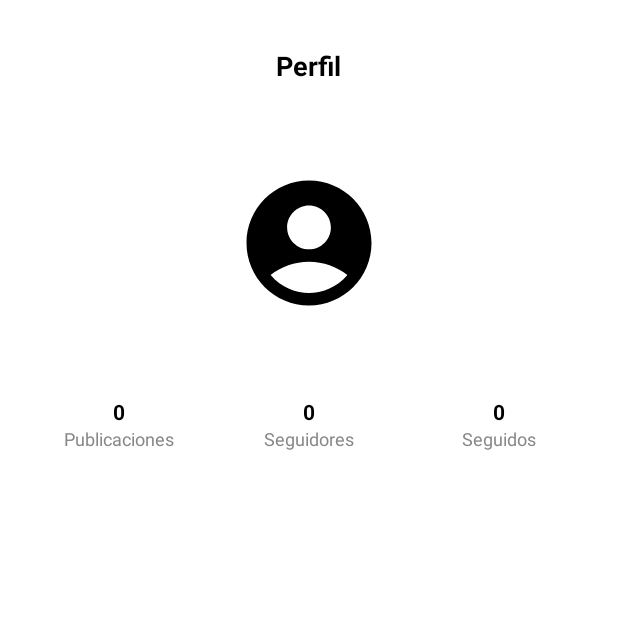
After one commit to GerardDomy/TripShare, an Android app: the ProfileActivity screen opened directly, with no data from a screen before it, on a phone screen of 412 x 824 dp, the top half of it. The commit adds this screen. Run offline under Robolectric (Android 15) with nearby library versions, the phone set to English and light mode, and no system bars; our stand-ins replace CircleImageView, Firebase (no records; nobody signed in at launch, a user with empty details on screens opened directly), Picasso; pictures from the network do not load.

Commit message:
Commit 29-03-25 13:07h (Search Users mig fet)

```diff
--- a/app/src/main/java/com/example/tripshare/Account/PhotoAdapter.kt
+++ b/app/src/main/java/com/example/tripshare/Account/PhotoAdapter.kt
@@ -52,6 +52,12 @@ class PhotosAdapter(private val userUid: String) : RecyclerView.Adapter<PhotosAd
 
     override fun getItemCount(): Int = photosList.size
 
+    fun updatePhotos(newPhotos: List<Photo>) {
+        photosList.clear()
+        photosList.addAll(newPhotos)
+        notifyDataSetChanged()
+    }
+
     inner class PhotoViewHolder(itemView: View) : RecyclerView.ViewHolder(itemView) {
         val imageView: ImageView = itemView.findViewById(R.id.imageViewPhoto)
     }
--- /dev/null
+++ b/app/src/main/java/com/example/tripshare/Search/ProfileActivity.kt
@@ -0,0 +1,120 @@
+package com.example.tripshare.Search
+
+import android.os.Bundle
+import android.util.Log
+import android.widget.ImageView
+import android.widget.TextView
+import android.widget.Toast
+import androidx.activity.enableEdgeToEdge
+import androidx.appcompat.app.AppCompatActivity
+import androidx.core.view.ViewCompat
+import androidx.core.view.WindowInsetsCompat
+import androidx.recyclerview.widget.GridLayoutManager
+import androidx.recyclerview.widget.RecyclerView
+import com.example.tripshare.Account.Photo
+import com.example.tripshare.Account.PhotosAdapter
+import com.example.tripshare.R
+import com.google.firebase.auth.FirebaseAuth
+import com.google.firebase.firestore.FirebaseFirestore
+import com.google.firebase.firestore.Query
+import com.squareup.picasso.Picasso
+
+class ProfileActivity : AppCompatActivity() {
+
+    private lateinit var userNameText: TextView
+    private lateinit var profileImageView: ImageView
+    private lateinit var recyclerView: RecyclerView
+    private lateinit var pubNumTextView: TextView
+    private lateinit var adapter: PhotosAdapter
+    private val photosList = mutableListOf<Photo>()
+
+    private val db = FirebaseFirestore.getInstance()
+
+    override fun onCreate(savedInstanceState: Bundle?) {
+        super.onCreate(savedInstanceState)
+        setContentView(R.layout.activity_profile)
+
+        // Inicializar vistas
+        userNameText = findViewById(R.id.username)
+        profileImageView = findViewById(R.id.profile_image)
+        recyclerView = findViewById(R.id.recyclerViewPhotos)
+        pubNumTextView = findViewById(R.id.pubNum)
+
+        // Obtener el nombre del usuario desde el Intent
+        val userName = intent.getStringExtra("USER_NAME") ?: ""
+
+        userNameText.text = userName
+        recyclerView.layoutManager = GridLayoutManager(this, 3)
+        adapter = PhotosAdapter("")
+        recyclerView.adapter = adapter
+
+
+        // Cargar la información del usuario
+        loadUserInfo(userName)
+    }
+
+    private fun loadUserInfo(userName: String) {
+        val formattedUserName = userName.trim().lowercase() // Convertir a minúsculas y quitar espacios extra
+
+        db.collection("users")
+            .whereEqualTo("name", formattedUserName)
+            .limit(1)
+            .get()
+            .addOnSuccessListener { documents ->
+                if (!documents.isEmpty) {
+                    val document = documents.documents[0]
+                    val userUid = document.id
+                    val userImageUri = document.getString("imageUri") ?: ""
+
+                    // Mostrar la imagen de perfil
+                    if (userImageUri.isNotEmpty()) {
+                        Picasso.get()
+                            .load(userImageUri)
+                            .placeholder(R.drawable.ic_fragment_account)
+                            .into(profileImageView)
+                    } else {
+                        profileImageView.setImageResource(R.drawable.ic_fragment_account)
+                    }
+
+                    // Cargar las fotos del usuario
+                    loadUserPhotos(userUid)
+                } else {
+                    Toast.makeText(this, "Usuario no encontrado en Firestore", Toast.LENGTH_SHORT).show()
+                }
+            }
+            .addOnFailureListener {
+                Toast.makeText(this, "Error al obtener datos del usuario", Toast.LENGTH_SHORT).show()
+            }
+    }
+
+
+    private fun loadUserPhotos(userUid: String) {
+        val photosRef = db.collection("users").document(userUid).collection("photos")
+
+        photosRef.orderBy("timestamp", Query.Direction.DESCENDING).get()
+            .addOnSuccessListener { documents ->
+                val photosList = mutableListOf<Photo>()
+
+                for (document in documents) {
+                    val imageUrl = document.getString("imageUrl") ?: continue
+                    val description = document.getString("description") ?: ""
+                    val location = document.getString("location") ?: ""
+
+                    Log.d("FirestoreDebug", "Imagen cargada: $imageUrl")
+
+                    photosList.add(Photo(imageUrl, description, location))
+                }
+
+                adapter.updatePhotos(photosList)  // 🔹 Se actualizan las fotos en el adaptador correctamente
+                updatePhotoCount(photosList.size)
+            }
+            .addOnFailureListener {
+                Toast.makeText(this, "Error al cargar las fotos", Toast.LENGTH_SHORT).show()
+            }
+    }
+
+
+    private fun updatePhotoCount(count: Int) {
+        pubNumTextView.text = count.toString()
+    }
+}
--- a/app/src/main/java/com/example/tripshare/Search/UserAdapter.kt
+++ b/app/src/main/java/com/example/tripshare/Search/UserAdapter.kt
@@ -1,6 +1,7 @@
 package com.example.tripshare.Search
 
 import android.content.Context
+import android.content.Intent
 import android.view.LayoutInflater
 import android.view.View
 import android.view.ViewGroup
@@ -31,6 +32,13 @@ class UserAdapter(
         } else {
             holder.profileImageView.setImageResource(R.drawable.ic_fragment_account)
         }
+
+        holder.itemView.setOnClickListener {
+            val intent = Intent(mContext, ProfileActivity::class.java).apply {
+                putExtra("USER_NAME", user.name)
+            }
+            mContext.startActivity(intent) // Iniciem l'Activity
+        }
     }
 
     override fun getItemCount(): Int {
--- /dev/null
+++ b/app/src/main/res/layout/activity_profile.xml
@@ -0,0 +1,150 @@
+<LinearLayout xmlns:android="http://schemas.android.com/apk/res/android"
+    android:layout_width="match_parent"
+    android:layout_height="match_parent"
+    android:orientation="vertical"
+    android:padding="16dp"
+    android:background="#FFFFFF">
+
+    <!-- Barra superior de navegación -->
+    <RelativeLayout
+        android:layout_width="match_parent"
+        android:layout_height="56dp"
+        android:background="#FFFFFF"
+        android:padding="8dp">
+
+        <TextView
+            android:id="@+id/toolbar_title"
+            android:layout_width="wrap_content"
+            android:layout_height="wrap_content"
+            android:text="Perfil"
+            android:textSize="18sp"
+            android:textStyle="bold"
+            android:textColor="@color/black"
+            android:layout_centerInParent="true" />
+
+    </RelativeLayout>
+
+    <!-- Imagen de perfil y nombre de usuario -->
+    <LinearLayout
+        android:layout_width="match_parent"
+        android:layout_height="wrap_content"
+        android:orientation="vertical"
+        android:gravity="center_horizontal"
+        android:layout_marginTop="40dp">
+
+        <de.hdodenhof.circleimageview.CircleImageView
+            android:id="@+id/profile_image"
+            android:layout_width="100dp"
+            android:layout_height="100dp"
+            android:src="@drawable/ic_fragment_account"
+            android:layout_marginBottom="8dp" />
+
+        <TextView
+            android:id="@+id/username"
+            android:layout_width="wrap_content"
+            android:layout_height="wrap_content"
+            android:text="Nombre de Usuario"
+            android:textSize="18sp"
+            android:textStyle="bold"
+            android:textColor="#000000" />
+    </LinearLayout>
+
+    <!-- Estadísticas (Publicaciones, Seguidores, Seguidos) -->
+    <LinearLayout
+        android:layout_width="match_parent"
+        android:layout_height="wrap_content"
+        android:orientation="horizontal"
+        android:layout_marginTop="20dp"
+        android:gravity="center">
+
+        <LinearLayout
+            android:layout_width="0dp"
+            android:layout_height="wrap_content"
+            android:layout_weight="1"
+            android:orientation="vertical"
+            android:gravity="center">
+
+            <TextView
+                android:id="@+id/pubNum"
+                android:layout_width="wrap_content"
+                android:layout_height="wrap_content"
+                android:text="0"
+                android:textSize="14sp"
+                android:textColor="#000000"
+                android:textStyle="bold" />
+
+            <TextView
+                android:id="@+id/publicaciones"
+                android:layout_width="wrap_content"
+                android:layout_height="wrap_content"
+                android:text="Publicaciones"
+                android:textSize="12sp"
+                android:textColor="#888888" />
+        </LinearLayout>
+
+        <LinearLayout
+            android:layout_width="0dp"
+            android:layout_height="wrap_content"
+            android:layout_weight="1"
+            android:orientation="vertical"
+            android:gravity="center">
+
+            <TextView
+                android:id="@+id/seguidoresNum"
+                android:layout_width="wrap_content"
+                android:layout_height="wrap_content"
+                android:text="0"
+                android:textSize="14sp"
+                android:textColor="#000000"
+                android:textStyle="bold" />
+
+            <TextView
+                android:id="@+id/seguidores"
+                android:layout_width="wrap_content"
+                android:layout_height="wrap_content"
+                android:text="Seguidores"
+                android:textSize="12sp"
+                android:textColor="#888888" />
+        </LinearLayout>
+
+        <LinearLayout
+            android:layout_width="0dp"
+            android:layout_height="wrap_content"
+            android:layout_weight="1"
+            android:orientation="vertical"
+            android:gravity="center">
+
+            <TextView
+                android:id="@+id/seguidosNum"
+                android:layout_width="wrap_content"
+                android:layout_height="wrap_content"
+                android:text="0"
+                android:textSize="14sp"
+                android:textColor="#000000"
+                android:textStyle="bold" />
+
+            <TextView
+                android:id="@+id/seguidos"
+                android:layout_width="wrap_content"
+                android:layout_height="wrap_content"
+                android:text="Seguidos"
+                android:textSize="12sp"
+                android:textColor="#888888" />
+        </LinearLayout>
+
+    </LinearLayout>
+
+    <FrameLayout
+        android:layout_width="match_parent"
+        android:layout_height="350dp">
+
+        <androidx.recyclerview.widget.RecyclerView
+            android:id="@+id/recyclerViewPhotos"
+            android:layout_width="match_parent"
+            android:layout_height="330dp"
+            android:layout_marginTop="20dp"
+            android:layout_marginBottom="20dp"
+            android:layout_weight="1"
+            android:paddingTop="8dp" />
+    </FrameLayout>
+</LinearLayout>
--- a/app/src/main/res/layout/item_user.xml
+++ b/app/src/main/res/layout/item_user.xml
@@ -22,16 +22,4 @@
         android:layout_marginLeft="12dp"
         android:textSize="19sp"/>
 
-    <ImageButton
-        android:id="@+id/trash"
-        android:layout_width="30dp"
-        android:layout_height="30dp"
-        android:layout_alignParentEnd="true"
-        android:layout_marginLeft="20dp"
-        android:layout_marginTop="15dp"
-        android:layout_marginEnd="14dp"
-        android:background="@null"
-        android:scaleType="fitXY"
-        android:src="@drawable/basura" />
-
 </RelativeLayout>
```
Also changed, not shown: app/src/main/AndroidManifest.xml (+7 -4 lines).
